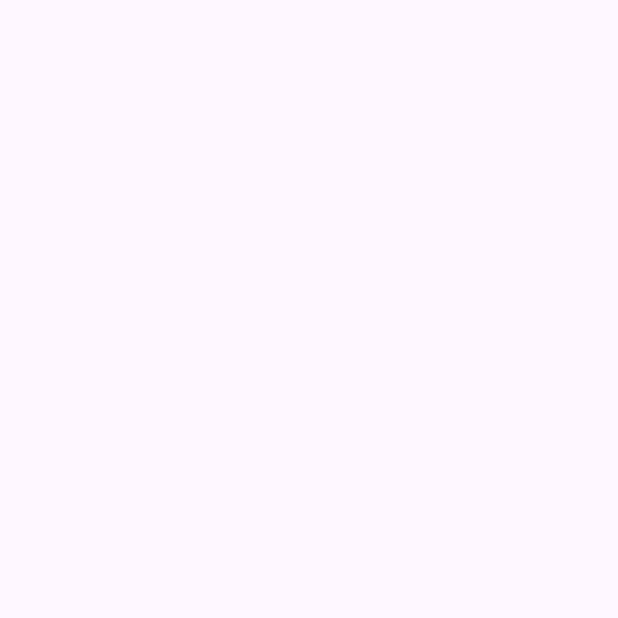
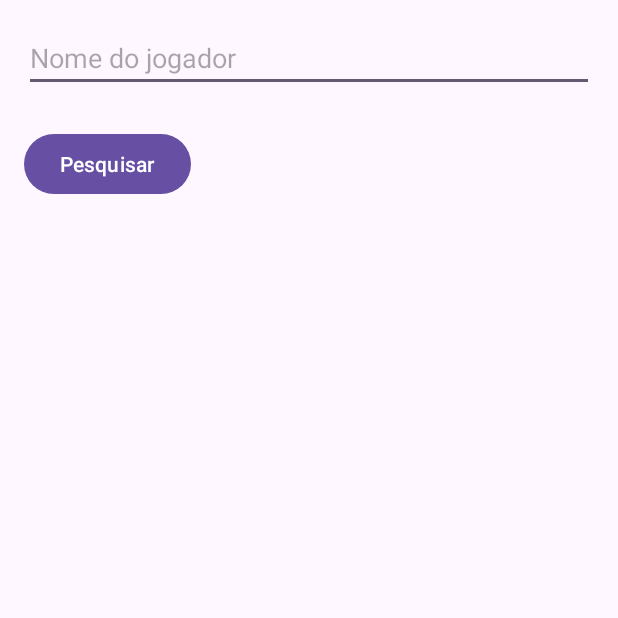
Before and after one commit to daviStudentDS/NbaBallDontLie, an Android app: the SearchPlayerActivity screen opened directly, with no data from a screen before it, on a phone screen of 412 x 824 dp, the top half of it. Before the commit the part shown is empty. Run offline under Robolectric (Android 15) with nearby library versions, the phone set to English and light mode, and no system bars.

Commit message:
atualização players +/-

```diff
--- a/app/src/main/java/com/example/ballbask/model/Player.java
+++ b/app/src/main/java/com/example/ballbask/model/Player.java
@@ -42,4 +42,5 @@ public class Player {
     public void setTeam(Team team) {
 
     }
+
 }
--- a/app/src/main/res/layout/activity_search_player.xml
+++ b/app/src/main/res/layout/activity_search_player.xml
@@ -1,10 +1,54 @@
 <?xml version="1.0" encoding="utf-8"?>
-<androidx.constraintlayout.widget.ConstraintLayout
-    xmlns:android="http://schemas.android.com/apk/res/android"
-    xmlns:tools="http://schemas.android.com/tools"
-    xmlns:app="http://schemas.android.com/apk/res-auto"
+<RelativeLayout xmlns:android="http://schemas.android.com/apk/res/android"
+
     android:layout_width="match_parent"
     android:layout_height="match_parent"
-    tools:context=".SearchPlayerActivity">
+    android:padding="16dp">
 
-  </androidx.constraintlayout.widget.ConstraintLayout>
+  <EditText
+      android:id="@+id/editTextPlayerName"
+      android:layout_width="match_parent"
+      android:layout_height="wrap_content"
+      android:layout_marginBottom="16dp"
+      android:hint="Nome do jogador"
+       />
+
+  <Button
+      android:id="@+id/buttonSearch"
+      android:layout_width="wrap_content"
+      android:layout_height="wrap_content"
+      android:layout_below="@id/editTextPlayerName"
+      android:layout_marginTop="8dp"
+      android:onClick="performPlayerSearch"
+      android:text="Pesquisar" />
+
+  <TextView
+      android:id="@+id/textViewPlayerName"
+      android:layout_width="match_parent"
+      android:layout_height="wrap_content"
+      android:layout_below="@id/buttonSearch"
+      android:layout_centerVertical="true"
+      android:layout_marginTop="14dp"
+      android:textSize="18sp"
+      android:textStyle="bold" />
+
+  <TextView
+      android:id="@+id/textViewTeamName"
+      android:layout_width="match_parent"
+      android:layout_height="wrap_content"
+      android:layout_below="@id/textViewPlayerName"
+      android:layout_centerHorizontal="true"
+      android:layout_marginTop="14dp"
+      android:onClick="setText"
+      android:textSize="18sp" />
+
+  <TextView
+      android:id="@+id/textViewPosition"
+      android:layout_width="match_parent"
+      android:layout_height="wrap_content"
+      android:layout_below="@id/textViewTeamName"
+      android:layout_centerHorizontal="true"
+      android:layout_marginTop="14dp"
+      android:textSize="18sp" />
+
+</RelativeLayout>
```
Also changed, not shown: app/src/main/java/com/example/ballbask/SearchPlayerActivity.java (+124 -2 lines), app/src/main/java/com/example/ballbask/loader/PlayerLoader.java (+37 -1 lines), app/src/main/java/com/example/ballbask/model/PlayerExibir.java (+24 -1 lines), app/src/main/java/com/example/ballbask/request/BallDontLie.java (+19 -0 lines).
